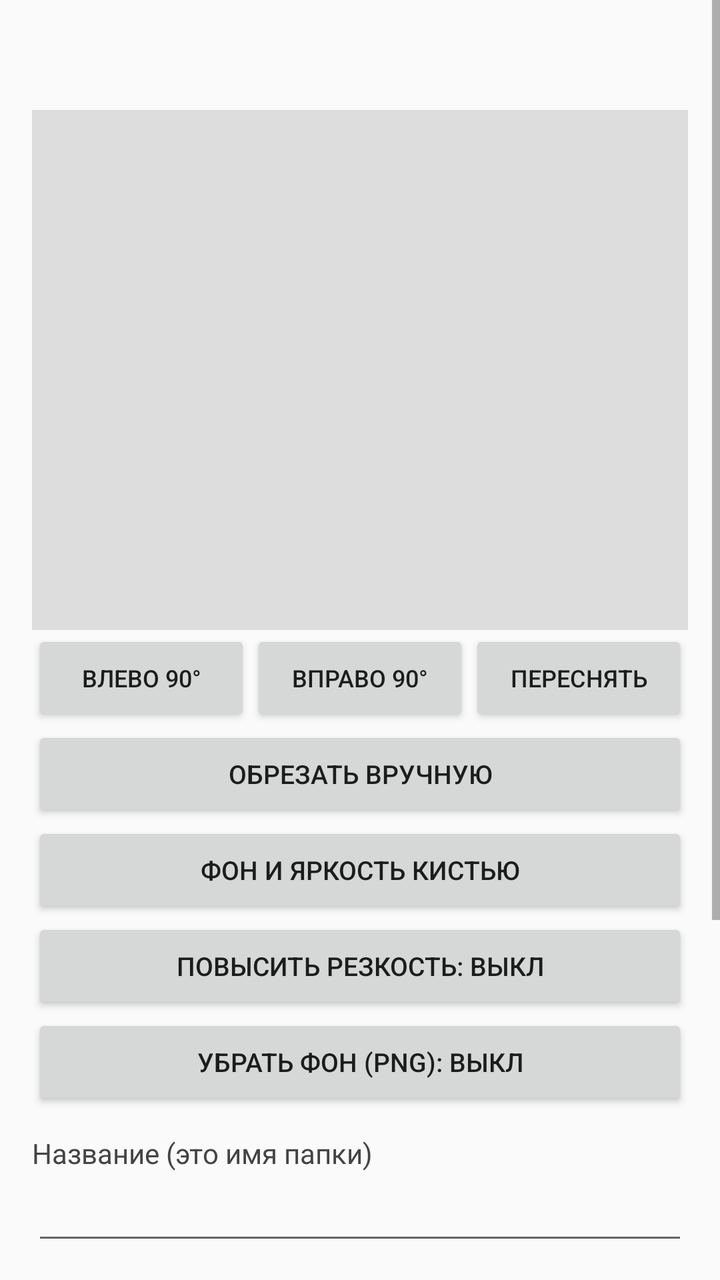
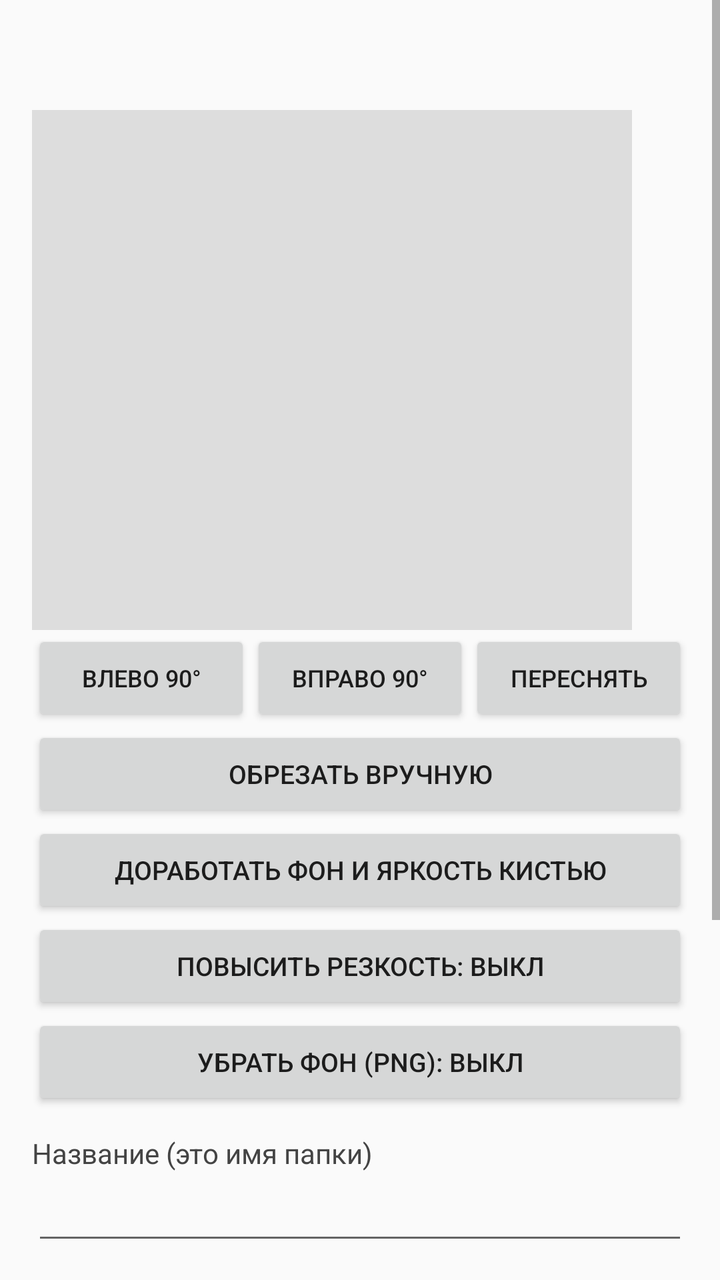

Screens rendered from an Android XML layout before and after an edit, with the pre-edit source and the edit as a unified diff.
<!-- AndroidManifest.xml: application theme AppTheme -->
<!-- res/layout/activity_edit.xml -->
<?xml version="1.0" encoding="utf-8"?>
<ScrollView xmlns:android="http://schemas.android.com/apk/res/android"
    android:layout_width="match_parent"
    android:layout_height="match_parent"
    android:background="#FAFAFA">

    <LinearLayout
        android:layout_width="match_parent"
        android:layout_height="wrap_content"
        android:orientation="vertical"
        android:padding="16dp">

        <TextView
            android:id="@+id/title"
            android:layout_width="match_parent"
            android:layout_height="wrap_content"
            android:textColor="#111111"
            android:textSize="20sp"
            android:textStyle="bold" />

        <ImageView
            android:id="@+id/photo"
            android:layout_width="match_parent"
            android:layout_height="260dp"
            android:layout_marginTop="12dp"
            android:background="#DDDDDD"
            android:scaleType="fitCenter" />

        <LinearLayout
            android:layout_width="match_parent"
            android:layout_height="wrap_content"
            android:orientation="horizontal">

            <Button
                android:id="@+id/btnRotL"
                android:layout_width="0dp"
                android:layout_height="wrap_content"
                android:layout_weight="1"
                android:text="Влево 90°"
                android:textSize="12sp" />

            <Button
                android:id="@+id/btnRotR"
                android:layout_width="0dp"
                android:layout_height="wrap_content"
                android:layout_weight="1"
                android:text="Вправо 90°"
                android:textSize="12sp" />

            <Button
                android:id="@+id/btnRetake"
                android:layout_width="0dp"
                android:layout_height="wrap_content"
                android:layout_weight="1"
                android:text="Переснять"
                android:textSize="12sp" />
        </LinearLayout>

        <Button
            android:id="@+id/btnCrop"
            android:layout_width="match_parent"
            android:layout_height="wrap_content"
            android:text="Обрезать вручную"
            android:textSize="13sp" />

        <Button
            android:id="@+id/btnEraser"
            android:layout_width="match_parent"
            android:layout_height="wrap_content"
            android:text="Фон и яркость кистью"
            android:textSize="13sp" />

        <Button
            android:id="@+id/btnSharpen"
            android:layout_width="match_parent"
            android:layout_height="wrap_content"
            android:text="Повысить резкость: выкл"
            android:textSize="13sp" />

        <Button
            android:id="@+id/btnCutout"
            android:layout_width="match_parent"
            android:layout_height="wrap_content"
            android:text="Убрать фон (PNG): выкл"
            android:textSize="13sp" />

        <TextView
            android:layout_width="wrap_content"
            android:layout_height="wrap_content"
            android:layout_marginTop="12dp"
            android:text="Название (это имя папки)"
            android:textColor="#444444" />

        <EditText
            android:id="@+id/nameEt"
            android:layout_width="match_parent"
            android:layout_height="wrap_content"
            android:inputType="text"
            android:maxLines="1" />

        <TextView
            android:layout_width="wrap_content"
            android:layout_height="wrap_content"
            android:layout_marginTop="12dp"
            android:text="Аннотация"
            android:textColor="#444444" />

        <EditText
            android:id="@+id/noteEt"
            android:layout_width="match_parent"
            android:layout_height="wrap_content"
            android:gravity="top"
            android:hint="Например: Тут OS для SBC, Debian"
            android:inputType="textMultiLine|textCapSentences"
            android:minLines="4" />

        <Button
            android:id="@+id/btnSave"
            android:layout_width="match_parent"
            android:layout_height="wrap_content"
            android:layout_marginTop="16dp"
            android:text="Сохранить" />

        <Button
            android:id="@+id/btnDelete"
            android:layout_width="match_parent"
            android:layout_height="wrap_content"
            android:text="Удалить"
            android:textColor="#C62828" />
    </LinearLayout>
</ScrollView>
<!-- resources referenced by this layout -->
<resources>
  <style name="AppTheme" parent="Theme.AppCompat.Light.NoActionBar">
          <item name="colorPrimary">#1565C0</item>
          <item name="colorPrimaryDark">#0D47A1</item>
          <item name="colorAccent">#1565C0</item>
          <item name="android:statusBarColor">#0D47A1</item>
      </style>
</resources>

<!-- the commit's change to res/layout/activity_edit.xml (unified diff, before → after) -->
@@ -18,13 +18,66 @@
             android:textSize="20sp"
             android:textStyle="bold" />
 
-        <ImageView
-            android:id="@+id/photo"
+        <FrameLayout
             android:layout_width="match_parent"
             android:layout_height="260dp"
-            android:layout_marginTop="12dp"
-            android:background="#DDDDDD"
-            android:scaleType="fitCenter" />
+            android:layout_marginTop="12dp">
+
+            <HorizontalScrollView
+                android:id="@+id/pager"
+                android:layout_width="match_parent"
+                android:layout_height="match_parent"
+                android:overScrollMode="never"
+                android:scrollbars="none">
+
+                <LinearLayout
+                    android:id="@+id/pagerRow"
+                    android:layout_width="wrap_content"
+                    android:layout_height="match_parent"
+                    android:orientation="horizontal">
+
+                    <ImageView
+                        android:id="@+id/photo"
+                        android:layout_width="300dp"
+                        android:layout_height="match_parent"
+                        android:background="#DDDDDD"
+                        android:scaleType="fitCenter" />
+                </LinearLayout>
+            </HorizontalScrollView>
+
+            <TextView
+                android:id="@+id/pageHint"
+                android:layout_width="wrap_content"
+                android:layout_height="wrap_content"
+                android:layout_gravity="bottom|end"
+                android:layout_margin="8dp"
+                android:background="#99000000"
+                android:paddingStart="10dp"
+                android:paddingTop="4dp"
+                android:paddingEnd="10dp"
+                android:paddingBottom="4dp"
+                android:textColor="#FFFFFF"
+                android:textSize="13sp"
+                android:visibility="gone" />
+        </FrameLayout>
+
+        <Button
+            android:id="@+id/btnAddExtra"
+            android:layout_width="match_parent"
+            android:layout_height="wrap_content"
+            android:text="＋ Добавить фото в карточку"
+            android:textSize="13sp"
+            android:visibility="gone" />
+
+        <TextView
+            android:id="@+id/extraNote"
+            android:layout_width="match_parent"
+            android:layout_height="wrap_content"
+            android:paddingTop="4dp"
+            android:text="Дополнительные фото можно добавить после сохранения карточки. Кнопки ниже относятся к главному фото."
+            android:textColor="#777777"
+            android:textSize="12sp"
+            android:visibility="gone" />
 
         <LinearLayout
             android:layout_width="match_parent"
@@ -67,7 +120,7 @@
             android:id="@+id/btnEraser"
             android:layout_width="match_parent"
             android:layout_height="wrap_content"
-            android:text="Фон и яркость кистью"
+            android:text="Доработать фон и яркость кистью"
             android:textSize="13sp" />
 
         <Button
